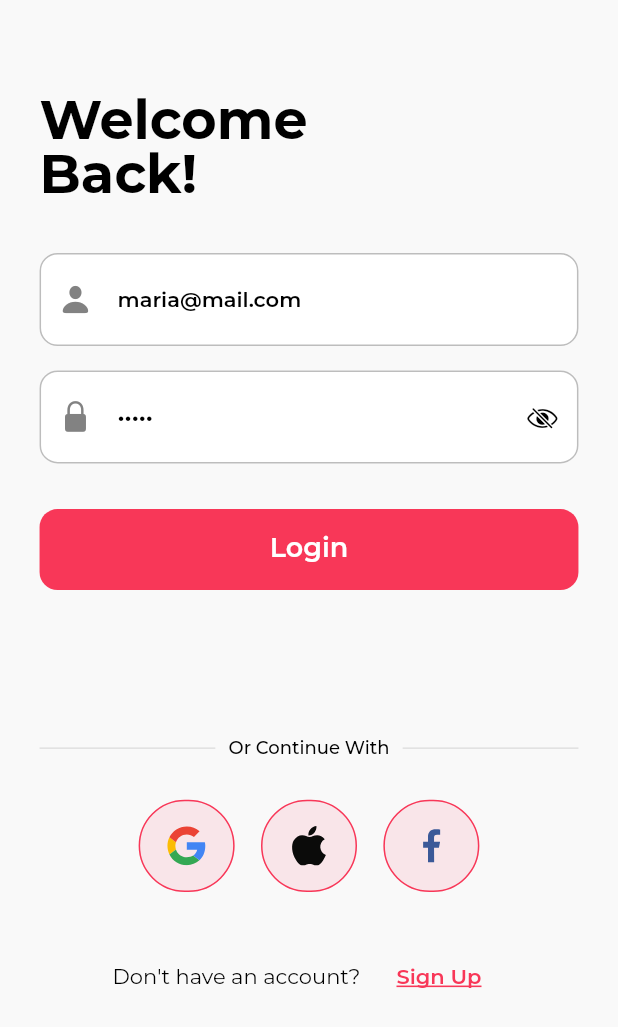
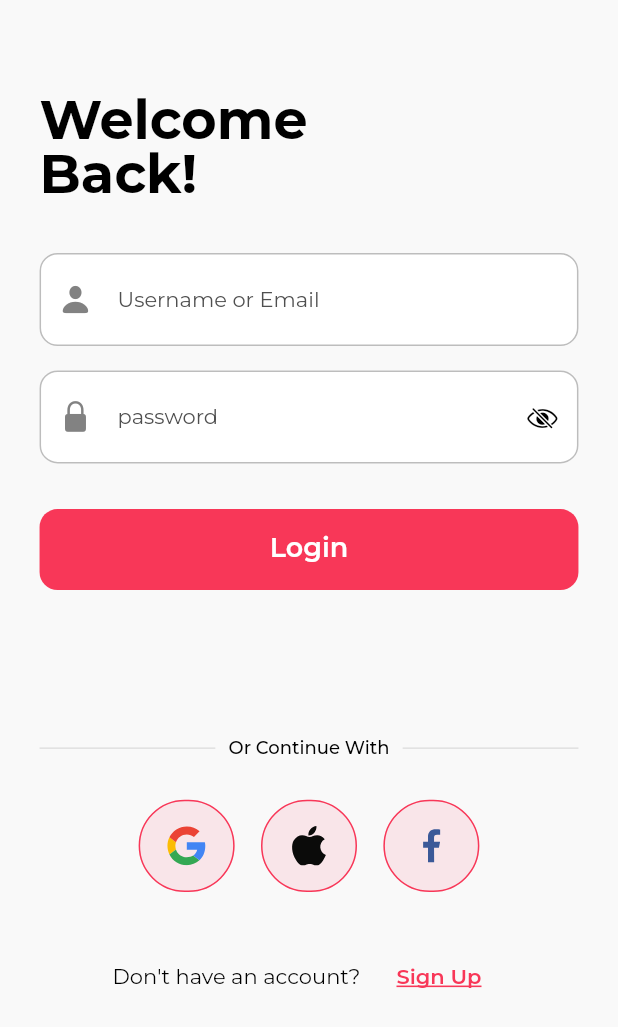
Before and after one commit to MohammedElEsh/stylish, a Flutter app: the screen it shows after launch, after a tap on "Skip", on a phone screen of 412 x 824 dp. Shown: the top 1027 px of the screen. Run offline on Flutter 3.47's test engine with Material 3 defaults, Android fonts, the phone set to English and light mode, and no system bars; our stand-ins replace cached_network_image, connectivity_plus, dio, easy_localization, equatable, flutter_bloc and 14 more; accounts and stored records are empty.

```diff
--- a/lib/features/auth/presentation/views/login_view.dart
+++ b/lib/features/auth/presentation/views/login_view.dart
@@ -1,4 +1,5 @@
 import 'package:easy_localization/easy_localization.dart';
+import 'package:flutter/foundation.dart';
 import 'package:flutter/material.dart';
 import 'package:flutter_bloc/flutter_bloc.dart';
 import 'package:flutter_screenutil/flutter_screenutil.dart';
@@ -45,9 +46,11 @@
   @override
   void initState() {
     super.initState();
-    // Optionally, you can pre-fill the email field for testing
-    _emailController.text = 'maria@mail.com';
-    _passwordController.text = '12345';
+
+    if (kDebugMode) {
+      _emailController.text = 'mohamed@gmail.com';
+      _passwordController.text = 'M1234';
+    }
   }
 
   @override
--- a/lib/main.dart
+++ b/lib/main.dart
@@ -1,13 +1,9 @@
 import 'package:easy_localization/easy_localization.dart';
-import 'package:flutter/foundation.dart';
 import 'package:flutter/material.dart';
-import 'package:flutter_bloc/flutter_bloc.dart';
 
 import 'app.dart';
-import 'core/dev/dev_tools.dart';
 import 'core/di/injection.dart';
 import 'core/localization/localization_helper.dart';
-import 'core/observer/bloc_observer.dart';
 import 'core/routing/app_router.dart';
 import 'core/services/session/session_manager.dart';
 import 'core/services/storage/hive_storage_service.dart';
@@ -24,10 +20,10 @@
 
   initRouter();
 
-  if (kDebugMode) {
-    Bloc.observer = AppBlocObserver();
-    await DevTools.resetAll();
-  }
+  // if (kDebugMode) {
+  //   Bloc.observer = AppBlocObserver();
+  //   await DevTools.resetAll();
+  // }
 
   runApp(
     EasyLocalization(
```
Also changed, not shown: assets/shots/dev_branch_01.png (added), assets/shots/first_login.png (added), 1 other file.
